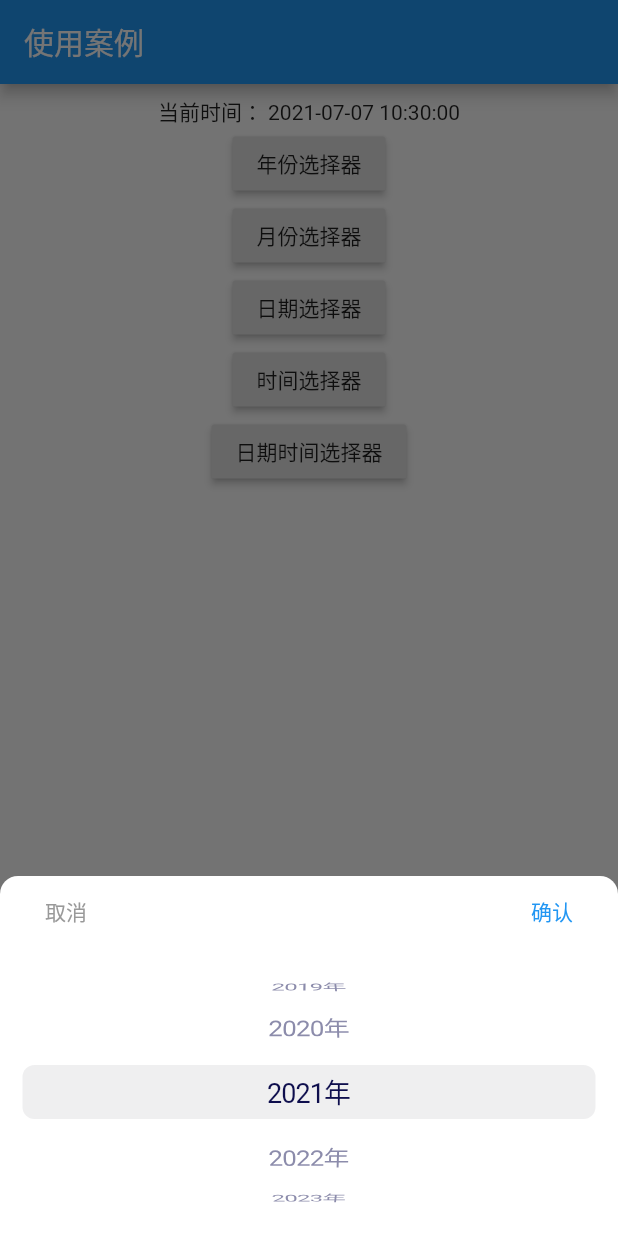
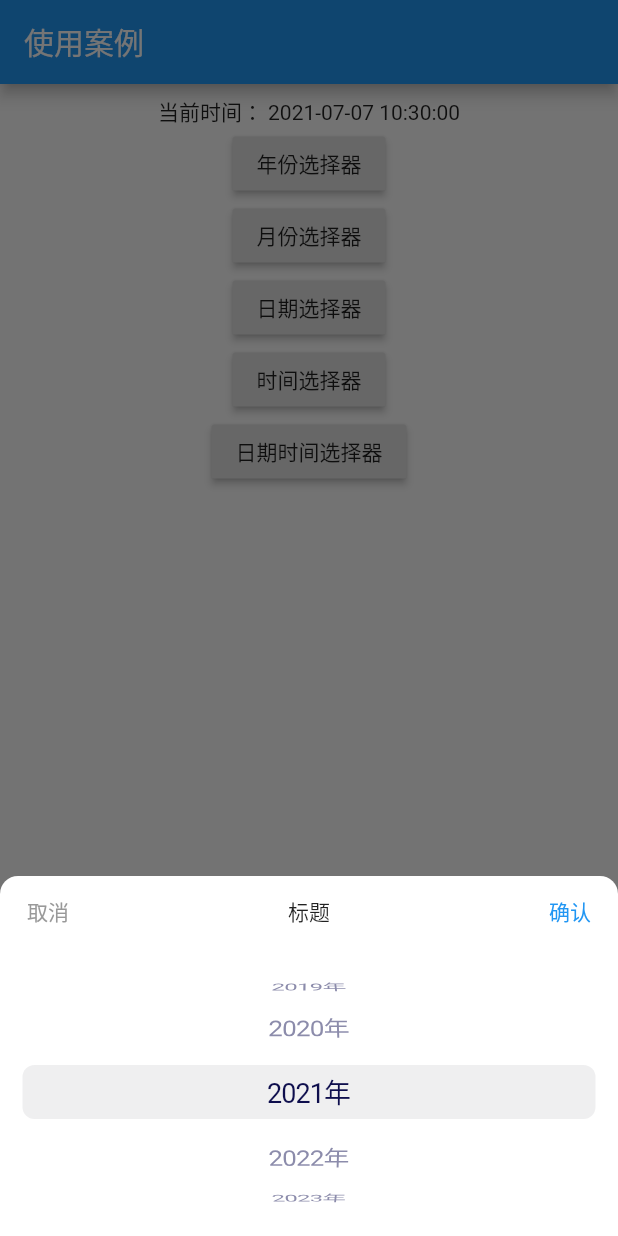
Before and after one commit to ma125120/flutter_my_picker, a Flutter app: the screen it shows after launch, after a tap on "年份选择器", on a phone screen of 412 x 824 dp. Run offline on Flutter 3.47's test engine with Material 2 defaults, Android fonts, the phone set to English and light mode, and no system bars.

Commit message:
release: 1.1.0

```diff
--- a/example/lib/demo.dart
+++ b/example/lib/demo.dart
@@ -53,6 +53,7 @@ class _DemoPageState extends State<DemoPage> {
         ),
         _Button('年份选择器', () {
           MyPicker.showPicker(
+            title: Text('标题'),
             context: context,
             current: date,
             mode: MyPickerMode.year,
@@ -68,6 +69,7 @@ class _DemoPageState extends State<DemoPage> {
         }),
         _Button('日期选择器', () {
           MyPicker.showDatePicker(
+            header: Center(child: Text('自定义头部'),),
             context: context,
             current: date,
             // mode: MyPickerMode.date,
--- a/lib/flutter_my_picker.dart
+++ b/lib/flutter_my_picker.dart
@@ -57,6 +57,9 @@ class MyPicker {
   ///
   /// background 背景颜色
   ///
+  /// title 标题
+  ///
+  /// header 自定义头部
   static showPicker({
     BuildContext context,
     double itemHeight = 36,
@@ -70,6 +73,8 @@ class MyPicker {
     double squeeze = 1,
     Color background,
     Color color,
+    Widget title,
+    Widget header,
     current,
     start,
     end,
@@ -78,6 +83,8 @@ class MyPicker {
       background: background,
       context: context,
       child: MyDatePicker(
+          header: header,
+          title: title,
           itemHeight: itemHeight,
           current: current,
           start: start,
@@ -111,8 +118,12 @@ class MyPicker {
     double magnification = 1,
     double offAxisFraction = 0,
     double squeeze = 1,
+    Widget title,
+    Widget header,
   }) {
     return MyPicker.showPicker(
+      header: header,
+      title: title,
       context: context,
       itemHeight: itemHeight,
       mode: MyPickerMode.year,
@@ -147,8 +158,12 @@ class MyPicker {
     double magnification = 1,
     double offAxisFraction = 0,
     double squeeze = 1,
+    Widget title,
+    Widget header,
   }) {
     return MyPicker.showPicker(
+      header: header,
+      title: title,
       context: context,
       itemHeight: itemHeight,
       mode: MyPickerMode.month,
@@ -183,8 +198,12 @@ class MyPicker {
     double magnification = 1,
     double offAxisFraction = 0,
     double squeeze = 1,
+    Widget title,
+    Widget header,
   }) {
     return MyPicker.showPicker(
+      header: header,
+      title: title,
       context: context,
       itemHeight: itemHeight,
       mode: MyPickerMode.date,
@@ -219,8 +238,12 @@ class MyPicker {
     double magnification = 1,
     double offAxisFraction = 0,
     double squeeze = 1,
+    Widget title,
+    Widget header,
   }) {
     return MyPicker.showPicker(
+      header: header,
+      title: title,
       context: context,
       itemHeight: itemHeight,
       mode: MyPickerMode.time,
@@ -255,8 +278,12 @@ class MyPicker {
     double magnification = 1,
     double offAxisFraction = 0,
     double squeeze = 1,
+    Widget title,
+    Widget header,
   }) {
     return MyPicker.showPicker(
+      header: header,
+      title: title,
       context: context,
       itemHeight: itemHeight,
       mode: MyPickerMode.dateTime,
--- a/lib/picker_view.dart
+++ b/lib/picker_view.dart
@@ -32,6 +32,8 @@ class MyDatePicker extends StatefulWidget {
   final double squeeze;
   final Color color;
   final Color background;
+  final Widget header;
+  final Widget title;
 
   MyDatePicker(
       {current,
@@ -47,6 +49,8 @@ class MyDatePicker extends StatefulWidget {
       this.color,
       this.background,
       isShowHeader = true,
+      this.header = null,
+      this.title = null,
       this.mode = MyPickerMode.date})
       : this.current =
             current != null ? MyDate.parse(current) : MyDate.getNow(),
@@ -471,19 +475,20 @@ class _MyDatePickerState extends State<MyDatePicker> {
   }
 
   Widget renderHeader() {
+    if (widget.header != null) return widget.header;
+
     return Row(
       children: <Widget>[
-        FlatButton(
-          textColor: Color(0xFF999999),
-          child: Text('取消'),
+        TextButton(
+          child: Text('取消', style: TextStyle(color: Color(0xFF999999)),),
           onPressed: () {
             widget.onCancel();
             Navigator.of(context).pop();
           },
         ),
-        FlatButton(
-          textColor: Theme.of(context).primaryColor,
-          child: Text('确认'),
+        if (widget.title != null) Expanded(child: Center(child: widget.title,)),
+        TextButton(
+          child: Text('确认', style: TextStyle(color: Theme.of(context).primaryColor),),
           onPressed: () {
             onConfirm();
           },
@@ -537,12 +542,13 @@ class _MyDatePickerState extends State<MyDatePicker> {
 
   @override
   Widget build(BuildContext context) {
+    bool isShowHeader = widget.isShowHeader || widget.header != null;
     return Container(
       // color: widget.color ?? Colors.white,
-      height: widget.pickerHeight + (widget.isShowHeader ? headerHeight : 0),
+      height: widget.pickerHeight + (isShowHeader ? headerHeight : 0),
       child: Column(
         children: <Widget>[
-          if (widget.isShowHeader) renderHeader(),
+          if (isShowHeader) renderHeader(),
           renderSheet(context),
         ],
       ),
```
Also changed, not shown: pubspec.yaml (+10 -3 lines), example/pubspec.lock, pubspec.lock, 2 other files.
